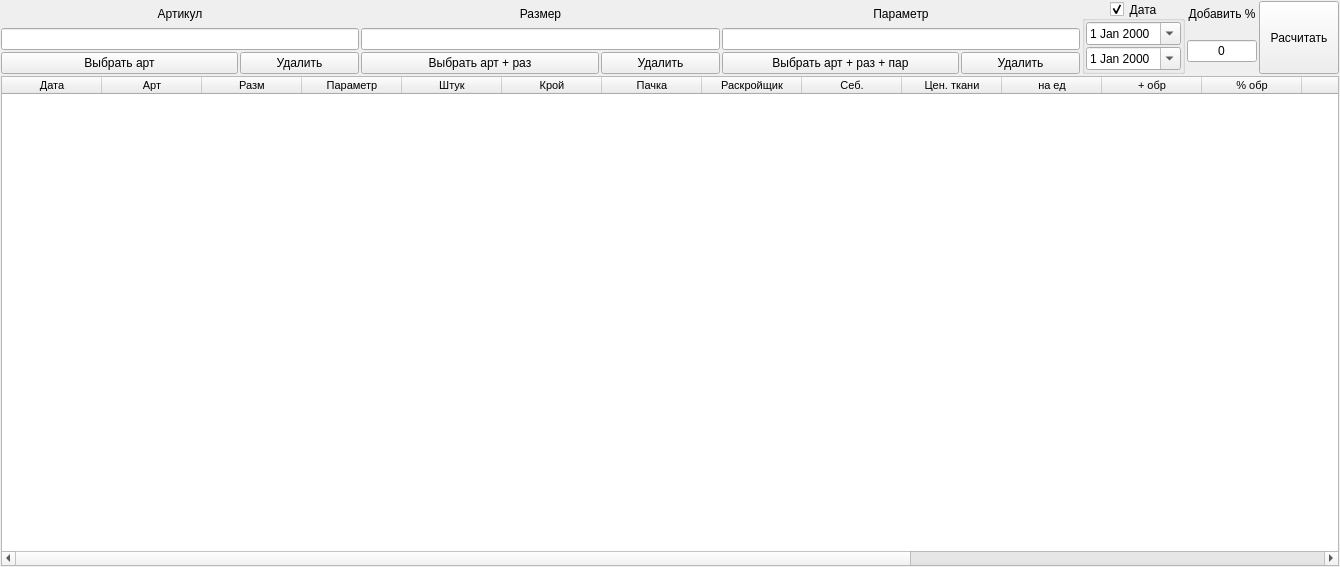
This is ui/report_sibestoimost.ui in Meller008/CRM-Avi as Qt 5 draws it before an edit. The edited form follows.
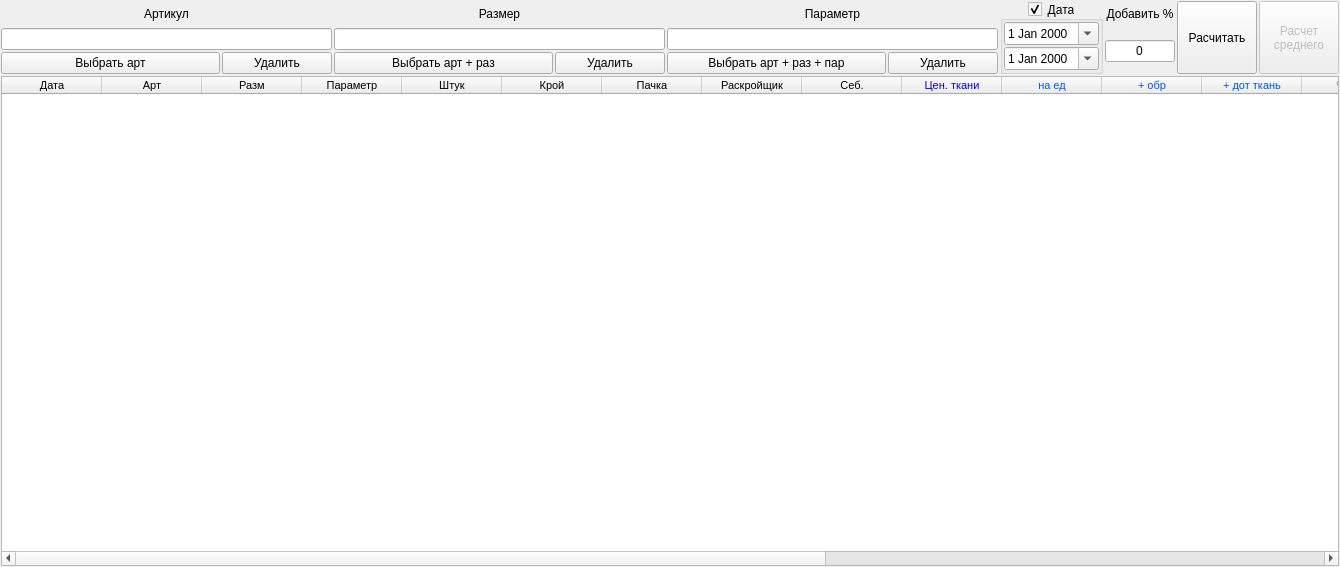
This is the edited form.

Commit message: работа - Доделана общая себестоймость!

What changed in the file:
```diff
--- a/ui/report_sibestoimost.ui
+++ b/ui/report_sibestoimost.ui
@@ -111,36 +111,113 @@
        <property name="text">
         <string>Цен. ткани</string>
        </property>
+       <property name="foreground">
+        <brush brushstyle="SolidPattern">
+         <color alpha="255">
+          <red>0</red>
+          <green>0</green>
+          <blue>255</blue>
+         </color>
+        </brush>
+       </property>
       </column>
       <column>
        <property name="text">
         <string>на ед</string>
        </property>
+       <property name="foreground">
+        <brush brushstyle="SolidPattern">
+         <color alpha="255">
+          <red>0</red>
+          <green>85</green>
+          <blue>255</blue>
+         </color>
+        </brush>
+       </property>
       </column>
       <column>
        <property name="text">
         <string>+ обр</string>
        </property>
+       <property name="foreground">
+        <brush brushstyle="SolidPattern">
+         <color alpha="255">
+          <red>0</red>
+          <green>85</green>
+          <blue>255</blue>
+         </color>
+        </brush>
+       </property>
+      </column>
+      <column>
+       <property name="text">
+        <string>+ дот ткань</string>
+       </property>
+       <property name="foreground">
+        <brush brushstyle="SolidPattern">
+         <color alpha="255">
+          <red>0</red>
+          <green>85</green>
+          <blue>255</blue>
+         </color>
+        </brush>
+       </property>
       </column>
       <column>
        <property name="text">
         <string>% обр</string>
        </property>
+       <property name="foreground">
+        <brush brushstyle="SolidPattern">
+         <color alpha="255">
+          <red>143</red>
+          <green>139</green>
+          <blue>102</blue>
+         </color>
+        </brush>
+       </property>
       </column>
       <column>
        <property name="text">
         <string>Опер</string>
        </property>
+       <property name="foreground">
+        <brush brushstyle="SolidPattern">
+         <color alpha="255">
+          <red>65</red>
+          <green>197</green>
+          <blue>197</blue>
+         </color>
+        </brush>
+       </property>
       </column>
       <column>
        <property name="text">
         <string>Фурн</string>
        </property>
+       <property name="foreground">
+        <brush brushstyle="SolidPattern">
+         <color alpha="255">
+          <red>251</red>
+          <green>110</green>
+          <blue>255</blue>
+         </color>
+        </brush>
+       </property>
       </column>
       <column>
        <property name="text">
         <string>% брак</string>
        </property>
+       <property name="foreground">
+        <brush brushstyle="SolidPattern">
+         <color alpha="255">
+          <red>255</red>
+          <green>0</green>
+          <blue>0</blue>
+         </color>
+        </brush>
+       </property>
       </column>
       <column>
        <property name="text">
@@ -151,11 +228,43 @@
        <property name="text">
         <string>Ткани в ед.</string>
        </property>
+       <property name="foreground">
+        <brush brushstyle="SolidPattern">
+         <color alpha="255">
+          <red>0</red>
+          <green>85</green>
+          <blue>255</blue>
+         </color>
+        </brush>
+       </property>
       </column>
       <column>
        <property name="text">
         <string>+обрезь</string>
        </property>
+       <property name="foreground">
+        <brush brushstyle="SolidPattern">
+         <color alpha="255">
+          <red>0</red>
+          <green>85</green>
+          <blue>255</blue>
+         </color>
+        </brush>
+       </property>
+      </column>
+      <column>
+       <property name="text">
+        <string>+доп тк.</string>
+       </property>
+       <property name="foreground">
+        <brush brushstyle="SolidPattern">
+         <color alpha="255">
+          <red>0</red>
+          <green>85</green>
+          <blue>255</blue>
+         </color>
+        </brush>
+       </property>
       </column>
      </widget>
     </item>
@@ -376,6 +485,23 @@
         </property>
        </widget>
       </item>
+      <item row="0" column="6" rowspan="3">
+       <widget class="QPushButton" name="pb_awg">
+        <property name="enabled">
+         <bool>false</bool>
+        </property>
+        <property name="sizePolicy">
+         <sizepolicy hsizetype="Minimum" vsizetype="Minimum">
+          <horstretch>0</horstretch>
+          <verstretch>0</verstretch>
+         </sizepolicy>
+        </property>
+        <property name="text">
+         <string>Расчет
+среднего</string>
+        </property>
+       </widget>
+      </item>
      </layout>
     </item>
    </layout>
```
Left out of the diff: 129 changed lines with no effect on the pictures. The commit also changes 1 other file.
